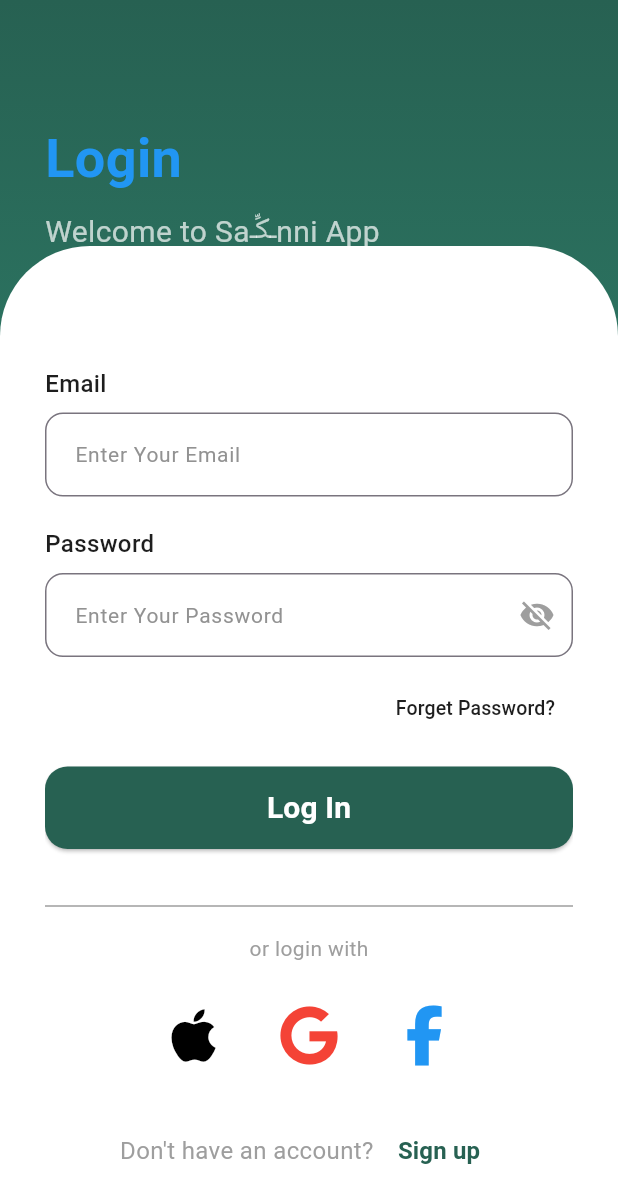
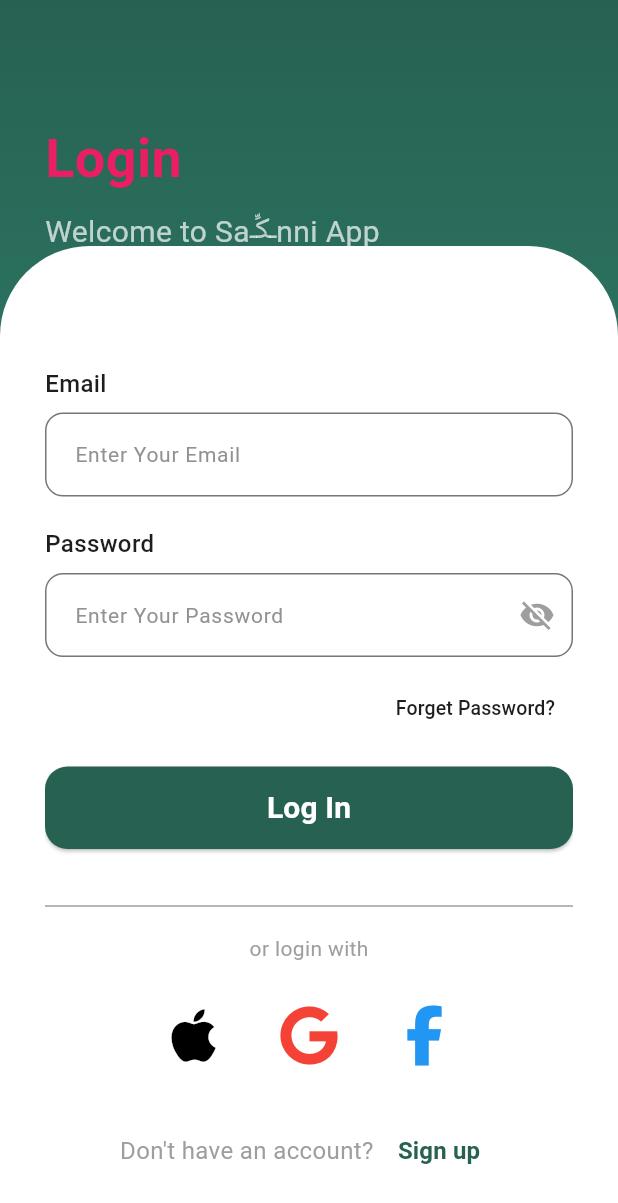
Before and after one commit to Farah405/Flutter_App, a Flutter app: the screen it shows after launch, on a phone screen of 412 x 824 dp. Shown: the top 1203 px of the screen. Run offline on Flutter 3.47's test engine with Material 3 defaults, Android fonts, the phone set to English and light mode, and no system bars; our stand-ins replace font_awesome_flutter.

Commit message:
Changing login color to pink

```diff
--- a/lib/main.dart
+++ b/lib/main.dart
@@ -47,7 +47,7 @@ class _MyAppState extends State<MyApp> {
                   style: TextStyle(
                     fontSize: 36,
                     fontWeight: FontWeight.bold,
-                    color: Colors.blue,
+                    color: Colors.pink,
                   ),
                 ),
                 SizedBox(height: 8),
```
